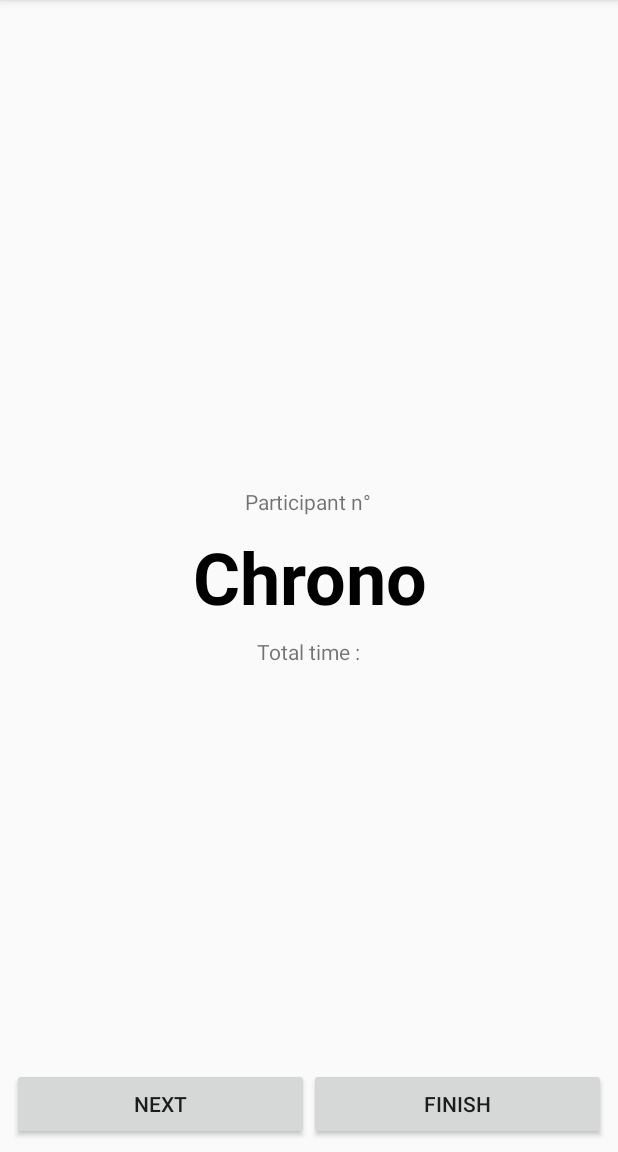
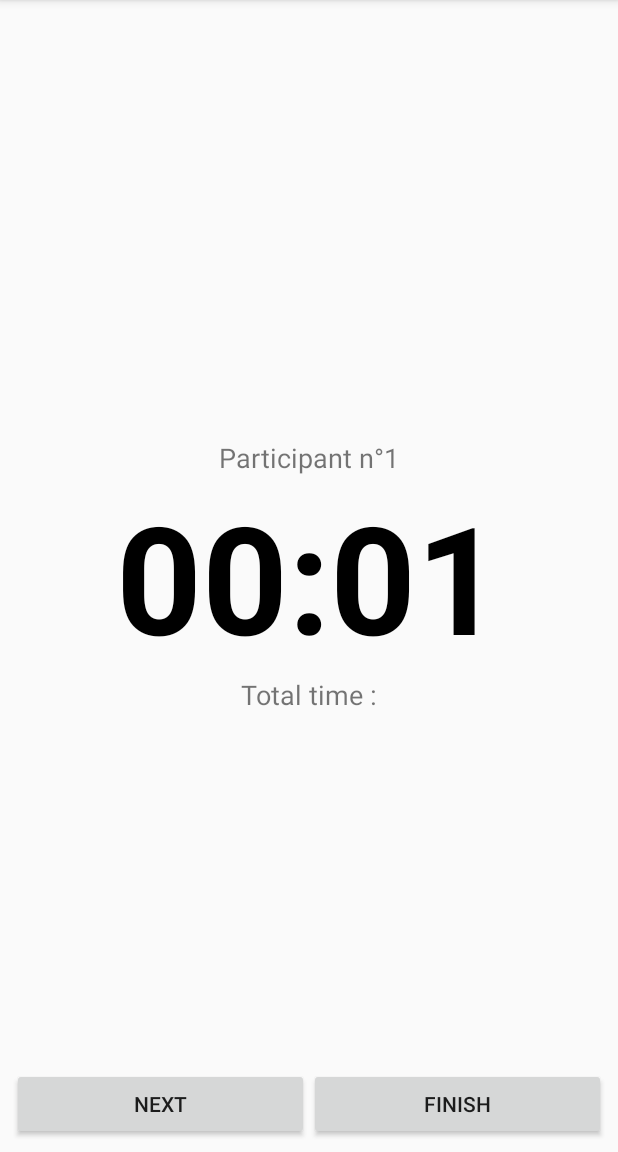
Before and after one commit to campignon/boltscrum, an Android app: the MeetingActivity screen opened directly, with no data from a screen before it, on a phone screen of 412 x 824 dp, the part 84-1236 px from its top. Run offline under Robolectric (Android 15) with nearby library versions, the phone set to English and light mode, and no system bars.

Commit message:
Improved the Meeting activity design and started to implement the next participant functionality

```diff
--- a/app/src/main/java/com/hexatech/boltscrum/MeetingActivity.java
+++ b/app/src/main/java/com/hexatech/boltscrum/MeetingActivity.java
@@ -1,13 +1,57 @@
 package com.hexatech.boltscrum;
 
+import android.os.SystemClock;
 import android.support.v7.app.AppCompatActivity;
 import android.os.Bundle;
+import android.view.View;
+import android.widget.Button;
+import android.widget.Chronometer;
+import android.widget.TextView;
+
+import java.util.ArrayList;
+import java.util.List;
 
 public class MeetingActivity extends AppCompatActivity {
+
+    private TextView participantNumberTextView;
+    private Chronometer mainChronometer;
+
+    private int participantNumber;
+    private List<Long> timesList;
+
+    private View.OnClickListener mOnNextParticipantButtonClickedListener = new View.OnClickListener() {
+        @Override
+        public void onClick(View view) {
+            nextParticipant();
+        }
+    };
 
     @Override
     protected void onCreate(Bundle savedInstanceState) {
         super.onCreate(savedInstanceState);
         setContentView(R.layout.activity_meeting);
+
+        this.participantNumberTextView = findViewById(R.id.participantNumberTextView);
+
+        this.participantNumber = 0;
+
+        this.timesList = new ArrayList<>();
+
+        this.mainChronometer = findViewById(R.id.mainChronometer);
+
+        Button nextParticipantButton = findViewById(R.id.nextParticipantButton);
+        nextParticipantButton.setOnClickListener(this.mOnNextParticipantButtonClickedListener);
+
+        nextParticipant();
+    }
+
+    private void nextParticipant() {
+        // We increase the participant number
+        this.participantNumber++;
+        // We change the participant number in the text view
+        this.participantNumberTextView.setText(String.valueOf(participantNumber));
+        // We reset the main chronometer
+        this.mainChronometer.setBase(SystemClock.elapsedRealtime());
+        this.mainChronometer.start();
     }
 }
--- a/app/src/main/res/layout/activity_meeting.xml
+++ b/app/src/main/res/layout/activity_meeting.xml
@@ -30,32 +30,27 @@
                 android:layout_width="wrap_content"
                 android:layout_height="wrap_content"
                 android:layout_weight="1"
-                android:text="@string/meeting_participant_number_label" />
+                android:text="@string/meeting_participant_number_label"
+                android:textSize="18sp" />
 
             <TextView
                 android:id="@+id/participantNumberTextView"
                 android:layout_width="wrap_content"
                 android:layout_height="wrap_content"
-                android:layout_weight="1" />
+                android:layout_weight="1"
+                android:textSize="18sp" />
+
         </LinearLayout>
 
-        <TextView
-            android:id="@+id/chronoTextView"
+        <Chronometer
+            android:id="@+id/mainChronometer"
             android:layout_width="match_parent"
             android:layout_height="wrap_content"
-            android:layout_marginBottom="8dp"
-            android:layout_marginEnd="8dp"
-            android:layout_marginStart="8dp"
-            android:layout_marginTop="8dp"
+            android:layout_weight="1"
             android:gravity="center_horizontal"
-            android:text="Chrono"
             android:textColor="@android:color/black"
-            android:textSize="48sp"
-            android:textStyle="bold"
-            app:layout_constraintBottom_toBottomOf="@+id/linearLayout"
-            app:layout_constraintEnd_toEndOf="parent"
-            app:layout_constraintStart_toStartOf="parent"
-            app:layout_constraintTop_toTopOf="parent" />
+            android:textSize="100sp"
+            android:textStyle="bold" />
 
         <LinearLayout
             android:layout_width="wrap_content"
@@ -68,13 +63,15 @@
                 android:layout_width="wrap_content"
                 android:layout_height="wrap_content"
                 android:layout_weight="1"
-                android:text="@string/meeting_total_time_label" />
+                android:text="@string/meeting_total_time_label"
+                android:textSize="18sp" />
 
             <TextView
                 android:id="@+id/totalTimeTextView"
                 android:layout_width="wrap_content"
                 android:layout_height="wrap_content"
-                android:layout_weight="1" />
+                android:layout_weight="1"
+                android:textSize="18sp" />
         </LinearLayout>
     </LinearLayout>
 
```
